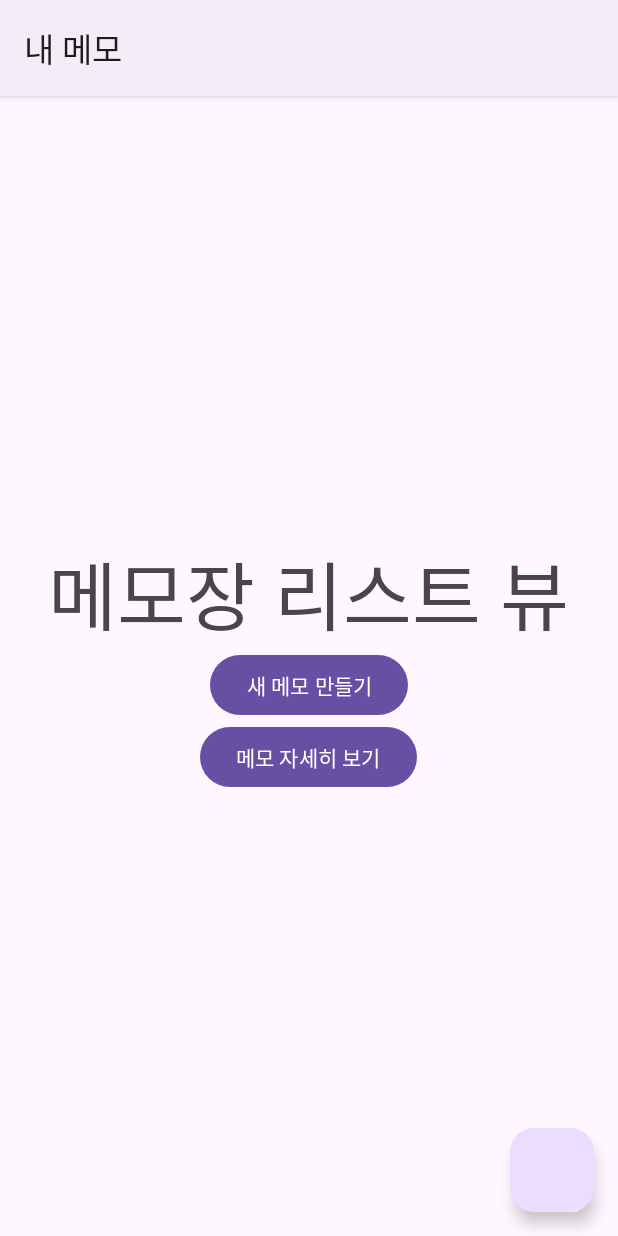
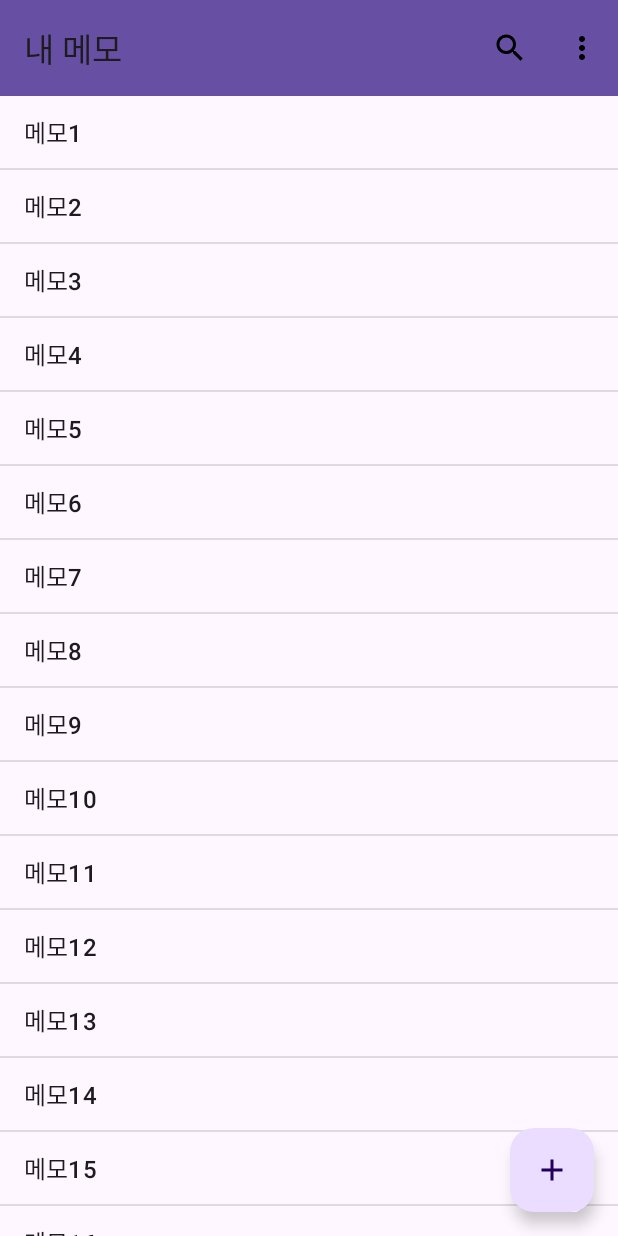
Before and after one commit to cmsong111/Memo-App, an Android app: the screen it shows after launch (MainActivity), on a phone screen of 412 x 824 dp. Run offline under Robolectric (Android 15) with nearby library versions, the phone set to English and light mode, and no system bars; our stand-ins replace Dagger/Hilt's generated code.

Commit message:
fix: 어플 디자인 변경

```diff
--- a/app/src/main/AndroidManifest.xml
+++ b/app/src/main/AndroidManifest.xml
@@ -11,7 +11,7 @@
         android:label="@string/app_name"
         android:roundIcon="@mipmap/ic_launcher_round"
         android:supportsRtl="true"
-        android:theme="@style/Theme.Material3.Light"
+        android:theme="@style/Theme.Material3.Light.NoActionBar"
         tools:targetApi="31">
         <activity
             android:name=".MainActivity"
--- a/app/src/main/java/deu/soft/a20192336/view/MemoListFragment.java
+++ b/app/src/main/java/deu/soft/a20192336/view/MemoListFragment.java
@@ -4,6 +4,7 @@ import android.os.Bundle;
 import android.view.LayoutInflater;
 import android.view.View;
 import android.view.ViewGroup;
+import android.widget.ArrayAdapter;
 
 import androidx.annotation.NonNull;
 import androidx.fragment.app.Fragment;
@@ -27,8 +28,15 @@ public class MemoListFragment extends Fragment {
     public void onViewCreated(@NonNull View view, Bundle savedInstanceState) {
         super.onViewCreated(view, savedInstanceState);
 
-        // 메모 자세히 보기
-        binding.buttonMemoView.setOnClickListener(v -> {
+        binding.listViewMemoList.setAdapter(new ArrayAdapter<String>(
+                requireContext(),
+                android.R.layout.simple_list_item_1,
+                new String[]{"메모1", "메모2", "메모3", "메모4", "메모5", "메모6", "메모7", "메모8", "메모9", "메모10",
+                        "메모11", "메모12", "메모13", "메모14", "메모15", "메모16", "메모17", "메모18", "메모19", "메모20",
+                        "메모21", "메모22", "메모23", "메모24", "메모25", "메모26", "메모27", "메모28", "메모29", "메모30"}
+        ));
+
+        binding.listViewMemoList.setOnItemClickListener((parent, view1, position, id) -> {
             NavHostFragment.findNavController(this).navigate(
                     MemoListFragmentDirections.actionMenoListToMemoView()
             );
--- /dev/null
+++ b/app/src/main/res/drawable/baseline_add_24.xml
@@ -0,0 +1,5 @@
+<vector android:height="24dp" android:tint="#000000"
+    android:viewportHeight="24" android:viewportWidth="24"
+    android:width="24dp" xmlns:android="http://schemas.android.com/apk/res/android">
+    <path android:fillColor="@android:color/white" android:pathData="M19,13h-6v6h-2v-6H5v-2h6V5h2v6h6v2z"/>
+</vector>
--- /dev/null
+++ b/app/src/main/res/drawable/baseline_info_24.xml
@@ -0,0 +1,5 @@
+<vector android:height="24dp" android:tint="#000000"
+    android:viewportHeight="24" android:viewportWidth="24"
+    android:width="24dp" xmlns:android="http://schemas.android.com/apk/res/android">
+    <path android:fillColor="@android:color/white" android:pathData="M12,2C6.48,2 2,6.48 2,12s4.48,10 10,10 10,-4.48 10,-10S17.52,2 12,2zM13,17h-2v-6h2v6zM13,9h-2L11,7h2v2z"/>
+</vector>
--- /dev/null
+++ b/app/src/main/res/drawable/baseline_more_vert_24.xml
@@ -0,0 +1,5 @@
+<vector android:height="24dp" android:tint="#000000"
+    android:viewportHeight="24" android:viewportWidth="24"
+    android:width="24dp" xmlns:android="http://schemas.android.com/apk/res/android">
+    <path android:fillColor="@android:color/white" android:pathData="M12,8c1.1,0 2,-0.9 2,-2s-0.9,-2 -2,-2 -2,0.9 -2,2 0.9,2 2,2zM12,10c-1.1,0 -2,0.9 -2,2s0.9,2 2,2 2,-0.9 2,-2 -0.9,-2 -2,-2zM12,16c-1.1,0 -2,0.9 -2,2s0.9,2 2,2 2,-0.9 2,-2 -0.9,-2 -2,-2z"/>
+</vector>
--- /dev/null
+++ b/app/src/main/res/drawable/baseline_search_24.xml
@@ -0,0 +1,5 @@
+<vector android:height="24dp" android:tint="#000000"
+    android:viewportHeight="24" android:viewportWidth="24"
+    android:width="24dp" xmlns:android="http://schemas.android.com/apk/res/android">
+    <path android:fillColor="@android:color/white" android:pathData="M15.5,14h-0.79l-0.28,-0.27C15.41,12.59 16,11.11 16,9.5 16,5.91 13.09,3 9.5,3S3,5.91 3,9.5 5.91,16 9.5,16c1.61,0 3.09,-0.59 4.23,-1.57l0.27,0.28v0.79l5,4.99L20.49,19l-4.99,-5zM9.5,14C7.01,14 5,11.99 5,9.5S7.01,5 9.5,5 14,7.01 14,9.5 11.99,14 9.5,14z"/>
+</vector>
--- a/app/src/main/res/layout/fragment_memo_list.xml
+++ b/app/src/main/res/layout/fragment_memo_list.xml
@@ -1,41 +1,34 @@
 <?xml version="1.0" encoding="utf-8"?>
 <FrameLayout xmlns:android="http://schemas.android.com/apk/res/android"
+    xmlns:app="http://schemas.android.com/apk/res-auto"
     xmlns:tools="http://schemas.android.com/tools"
     android:layout_width="match_parent"
     android:layout_height="match_parent"
     tools:context=".view.MemoListFragment">
 
     <!-- TODO: Update blank fragment layout -->
-    <LinearLayout
+
+    <androidx.appcompat.widget.LinearLayoutCompat
         android:layout_width="match_parent"
         android:layout_height="match_parent"
-        android:orientation="vertical"
-        android:gravity="center">
+        android:orientation="vertical">
 
-        <TextView
-            android:id="@+id/textView"
-            android:layout_width="wrap_content"
-            android:layout_height="wrap_content"
-            android:text="메모장 리스트 뷰"
-            android:textSize="50sp" />
+        <include layout="@layout/main_toolbar" />
 
-        <Button
-            android:id="@+id/button_new_memo"
-            android:layout_width="wrap_content"
-            android:layout_height="wrap_content"
-            android:text="새 메모 만들기" />
+        <ListView
+            android:id="@+id/listView_memo_list"
+            android:layout_width="match_parent"
+            android:layout_height="match_parent" />
 
-        <Button
-            android:id="@+id/button_memo_view"
-            android:layout_width="wrap_content"
-            android:layout_height="wrap_content"
-            android:text="메모 자세히 보기" />
-    </LinearLayout>
+
+    </androidx.appcompat.widget.LinearLayoutCompat>
 
     <com.google.android.material.floatingactionbutton.FloatingActionButton
         android:id="@+id/floatingActionButton"
         android:layout_width="wrap_content"
         android:layout_height="wrap_content"
         android:layout_gravity="bottom|end"
-        android:layout_margin="16dp" />
+        android:layout_margin="16dp"
+        android:contentDescription="add new memo"
+        android:src="@drawable/baseline_add_24" />
 </FrameLayout>
--- /dev/null
+++ b/app/src/main/res/layout/main_toolbar.xml
@@ -0,0 +1,12 @@
+<?xml version="1.0" encoding="utf-8"?>
+<androidx.appcompat.widget.Toolbar xmlns:android="http://schemas.android.com/apk/res/android"
+    xmlns:app="http://schemas.android.com/apk/res-auto"
+    android:layout_width="match_parent"
+    android:layout_height="wrap_content"
+    android:background="#6750A4"
+    app:menu="@menu/main_tool_bar"
+
+    app:title="내 메모">
+
+
+</androidx.appcompat.widget.Toolbar>
--- /dev/null
+++ b/app/src/main/res/menu/main_tool_bar.xml
@@ -0,0 +1,32 @@
+<?xml version="1.0" encoding="utf-8"?>
+<menu xmlns:android="http://schemas.android.com/apk/res/android"
+    xmlns:app="http://schemas.android.com/apk/res-auto">
+
+    <!-- 검색 아이콘-->
+    <item
+        android:id="@+id/search"
+        android:icon="@drawable/baseline_search_24"
+        android:title="검색"
+        android:visible="true"
+        app:showAsAction="ifRoom" />
+
+    <!--    더보기로 추가, 개발자 정보 보기-->
+    <item
+        android:id="@+id/more"
+        android:icon="@drawable/baseline_more_vert_24"
+        android:title="더보기"
+        android:visible="true"
+        app:showAsAction="always">
+        <menu>
+            <item
+                android:id="@+id/add_memo"
+                android:icon="@drawable/baseline_add_24"
+                android:title="메모 추가" />
+            <item
+                android:id="@+id/developer_info"
+                android:icon="@drawable/baseline_info_24"
+                android:title="개발자 정보" />
+        </menu>
+    </item>
+
+</menu>
--- a/app/src/main/res/values/themes.xml
+++ b/app/src/main/res/values/themes.xml
@@ -3,6 +3,7 @@
     <style name="Base.Theme.A20192336" parent="Theme.Material3.DayNight.NoActionBar">
         <!-- Customize your light theme here. -->
         <!-- <item name="colorPrimary">@color/my_light_primary</item> -->
+
     </style>
 
     <style name="Theme.A20192336" parent="Base.Theme.A20192336" />
```
Also changed, not shown: app/src/main/java/deu/soft/a20192336/view/MemoDetailFragment.java (+11 -0 lines), app/src/main/res/layout/fragment_memo_detail.xml (+68 -15 lines).
